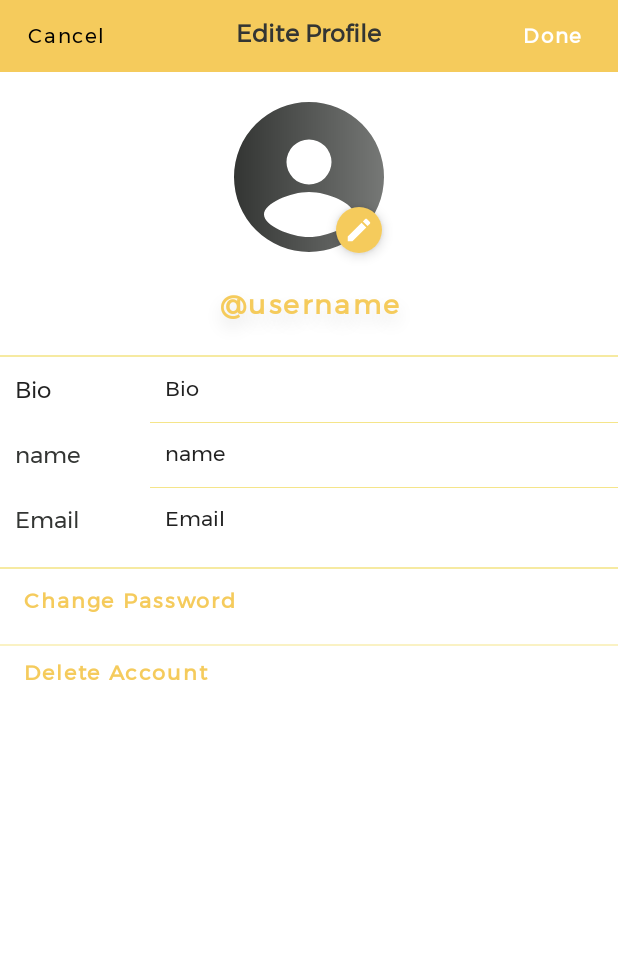
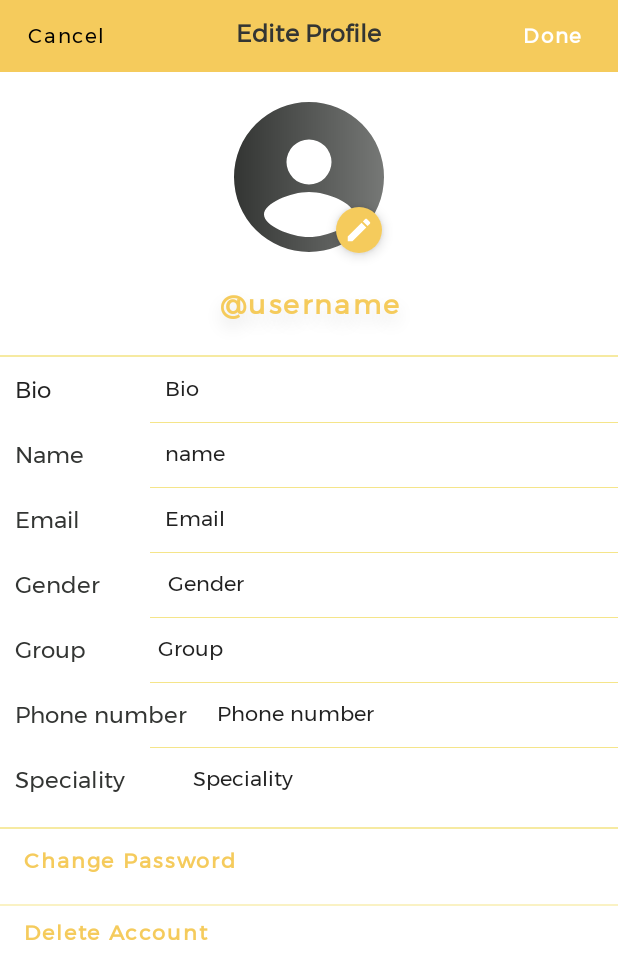
Before and after one commit to alibek228k/aiturm, an Android app: the layout fragment_edit_profile.xml on its own in the app's theme, with its tools: preview values and no code run, on a phone screen of 412 x 824 dp. Shown: the top 979 px of the screen. Run offline under Robolectric (Android 15) with nearby library versions, the phone set to English and light mode, and no system bars; Roboto replaces fonts that are not available here.

Commit message:
update user edit user profie fragment

```diff
--- a/app/src/main/java/kz/devs/aiturm/ChangeBioDialogFragment.java
+++ b/app/src/main/java/kz/devs/aiturm/ChangeBioDialogFragment.java
@@ -74,7 +74,7 @@ public class ChangeBioDialogFragment extends DialogFragment {
     public void onAttach(@NonNull @NotNull Context context) {
         super.onAttach(context);
         try {
-            changedBioChangeCallback =(BioChangeCallback) getTargetFragment();
+            changedBioChangeCallback = (BioChangeCallback) getTargetFragment();
 
         } catch (Exception e) {
             Toast.makeText(getContext(),e.getMessage(),Toast.LENGTH_LONG).show();
--- a/app/src/main/java/kz/devs/aiturm/ChattingActivity.java
+++ b/app/src/main/java/kz/devs/aiturm/ChattingActivity.java
@@ -485,17 +485,27 @@ public class ChattingActivity extends AppCompatActivity {
 
         StorageReference filePathName = storageReference.child(Config.privateChatImages).child(image.getLastPathSegment()
                 + System.currentTimeMillis());
-        // put the encrypted image to firebase storage
-        // the key must be stored in the real time database
 
 
         filePathName.putBytes(byteArray).addOnCompleteListener(task -> {
             chosenImage=null;
             if (task.isSuccessful()) {
+                Toast.makeText(this, "", Toast.LENGTH_SHORT).show();
                 progressDialog.dismiss();
                 imageUrl = task.getResult().getMetadata().getReference().getPath();
+                selectedImageView.setVisibility(View.GONE);
+                imageTextView.setVisibility(View.GONE);
+                addImage.setVisibility(View.VISIBLE);
+                messageBody.setVisibility(View.VISIBLE);
                 addToRealTimeDataBase(imageUrl);
             }
+        }).addOnFailureListener(e -> {
+            selectedImageView.setVisibility(View.GONE);
+            imageTextView.setVisibility(View.GONE);
+            addImage.setVisibility(View.VISIBLE);
+            messageBody.setVisibility(View.VISIBLE);
+            progressDialog.dismiss();
+            e.printStackTrace();
         });
 
     }
--- a/app/src/main/java/kz/devs/aiturm/EditProfileDialogFragment.java
+++ b/app/src/main/java/kz/devs/aiturm/EditProfileDialogFragment.java
@@ -62,7 +62,7 @@ public class EditProfileDialogFragment extends DialogFragment implements ChangeB
 
     private View v;
     private ImageView profileImage;
-    private TextView nameTxtView, emailTxtView, bioTxt;
+    private TextView nameTxtView, emailTxtView, bioTxt, genderTextView, groupTextView, phoneNumberTextView, specialityTextView;
     private FirebaseAuth mAuth;
     private DatabaseReference rootRef;
     private StorageReference storageRef;
@@ -107,6 +107,10 @@ public class EditProfileDialogFragment extends DialogFragment implements ChangeB
         ImageButton editImage = v.findViewById(R.id.change_profile_picture);
         nameTxtView = v.findViewById(R.id.edit_username);
         emailTxtView = v.findViewById(R.id.edit_email);
+        genderTextView = v.findViewById(R.id.edit_gender);
+        groupTextView = v.findViewById(R.id.edit_group);
+        phoneNumberTextView = v.findViewById(R.id.edit_phone_number);
+        specialityTextView = v.findViewById(R.id.edit_specialization);
         changeUserNameButton = v.findViewById(R.id.change_username_button);
         Button changePassword = v.findViewById(R.id.change_password);
         bioTxt = v.findViewById(R.id.edit_bio);
@@ -322,6 +326,15 @@ public class EditProfileDialogFragment extends DialogFragment implements ChangeB
             nameTxtView.setText(user.getName());
             changeUserNameButton.setText("@" + user.getUsername());
             emailTxtView.setText(user.getEmail());
+            var gender = user.getGender();
+            if (gender == User.Gender.MALE){
+                genderTextView.setText(getString(R.string.gender_select_male));
+            }else if (gender == User.Gender.FEMALE){
+                genderTextView.setText(getString(R.string.gender_select_female));
+            }
+            groupTextView.setText(user.getGroup());
+            phoneNumberTextView.setText(user.getPhoneNumber());
+            specialityTextView.setText(user.getSpecialization());
             if (user.getImage() != null) {
                 GlideApp.with(getActivity().getApplicationContext())
                         .load(user.getImage())
--- a/app/src/main/java/kz/devs/aiturm/UserSearchFragment.java
+++ b/app/src/main/java/kz/devs/aiturm/UserSearchFragment.java
@@ -45,7 +45,6 @@ public class UserSearchFragment extends Fragment {
     @Override
     public View onCreateView(LayoutInflater inflater, ViewGroup container,
                              Bundle savedInstanceState) {
-        // Inflate the layout for this fragment
         v =   inflater.inflate(R.layout.fragment_user_search, container, false);
         Query query = rootRef.child(Config.users).orderByChild(Config.username);
         query.addListenerForSingleValueEvent(new ValueEventListener() {
--- a/app/src/main/res/layout/fragment_edit_profile.xml
+++ b/app/src/main/res/layout/fragment_edit_profile.xml
@@ -87,10 +87,8 @@
         android:background="@android:color/transparent"
         android:shadowRadius="15"
         android:shadowColor="@color/veryLightGrey"
-        android:shadowDy="9"
+        android:shadowDy="9" />
 
-
-        />
     <View
         android:id="@+id/line_below_user_name"
         android:layout_width="match_parent"
@@ -98,7 +96,8 @@
         android:layout_below="@id/change_username_button"
         android:layout_marginTop="10dp"
         android:alpha="0.8"
-            android:background="@color/lowerGradientColorForLoginBackground"/>
+        android:background="@color/lowerGradientColorForLoginBackground" />
+
     <LinearLayout
         android:id="@+id/bio_linear"
         android:layout_width="match_parent"
@@ -142,7 +141,7 @@
                 android:layout_width="wrap_content"
                 android:minWidth="50dp"
                 android:layout_height="wrap_content"
-                android:text="name"
+                android:text="Name"
                 android:textColor="@color/jetBlack"
                 android:textSize="15sp"/>
 
@@ -183,15 +182,134 @@
                 android:layout_gravity="center_horizontal"
                 android:text="Email"
                 android:textSize="14sp"
-                android:lines="1"
-                />
+                android:lines="1" />
+        </LinearLayout>
+    <View
+        android:layout_width="match_parent"
+        android:layout_height="0.5dp"
+        android:background="@color/lowerGradientColorForLoginBackground"
+        android:layout_below="@id/email_linear"
+        android:layout_marginLeft="100dp"/>
+    <LinearLayout
+        android:layout_below="@id/email_linear"
+        android:id="@+id/gender_linear"
+        android:layout_width="match_parent"
+        android:layout_height="wrap_content"
+        android:layout_margin="10dp">
+        <TextView
+            android:layout_width="wrap_content"
+            android:layout_height="wrap_content"
+            android:minWidth="50dp"
+            android:text="@string/gender"
+            android:textSize="15sp"
+            android:textColor="@color/jetBlack"/>
+        <TextView
+            android:id="@+id/edit_gender"
+            android:layout_width="match_parent"
+            android:layout_height="wrap_content"
+            android:layout_marginLeft="45dp"
+            android:layout_gravity="center_horizontal"
+            android:text="@string/gender"
+            android:textSize="14sp"
+            android:lines="1" />
+    </LinearLayout>
+
+    <View
+        android:layout_width="match_parent"
+        android:layout_height="0.5dp"
+        android:background="@color/lowerGradientColorForLoginBackground"
+        android:layout_below="@id/gender_linear"
+        android:layout_marginLeft="100dp"/>
+    <LinearLayout
+        android:layout_below="@id/gender_linear"
+        android:id="@+id/group_linear"
+        android:layout_width="match_parent"
+        android:layout_height="wrap_content"
+        android:layout_margin="10dp">
+        <TextView
+            android:layout_width="wrap_content"
+            android:layout_height="wrap_content"
+            android:minWidth="50dp"
+            android:text="@string/group"
+            android:textSize="15sp"
+            android:textColor="@color/jetBlack"/>
+        <TextView
+            android:id="@+id/edit_group"
+            android:layout_width="match_parent"
+            android:layout_height="wrap_content"
+            android:layout_marginLeft="45dp"
+            android:layout_gravity="center_horizontal"
+            android:text="@string/group"
+            android:textSize="14sp"
+            android:lines="1" />
+    </LinearLayout>
+
+    <View
+        android:layout_width="match_parent"
+        android:layout_height="0.5dp"
+        android:background="@color/lowerGradientColorForLoginBackground"
+        android:layout_below="@id/group_linear"
+        android:layout_marginLeft="100dp"/>
+    <LinearLayout
+        android:layout_below="@id/group_linear"
+        android:id="@+id/phone_number_linear"
+        android:layout_width="match_parent"
+        android:layout_height="wrap_content"
+        android:layout_margin="10dp">
+        <TextView
+            android:layout_width="wrap_content"
+            android:layout_height="wrap_content"
+            android:minWidth="50dp"
+            android:text="@string/phone_number"
+            android:textSize="15sp"
+            android:textColor="@color/jetBlack"/>
+        <TextView
+            android:id="@+id/edit_phone_number"
+            android:layout_width="match_parent"
+            android:layout_height="wrap_content"
+            android:layout_marginLeft="20dp"
+            android:layout_gravity="center_horizontal"
+            android:text="@string/phone_number"
+            android:textSize="14sp"
+            android:lines="1" />
+    </LinearLayout>
+
+
+    <View
+        android:layout_width="match_parent"
+        android:layout_height="0.5dp"
+        android:background="@color/lowerGradientColorForLoginBackground"
+        android:layout_below="@id/phone_number_linear"
+        android:layout_marginStart="100dp"/>
+    <LinearLayout
+        android:layout_below="@id/phone_number_linear"
+        android:id="@+id/specialization_linear"
+        android:layout_width="match_parent"
+        android:layout_height="wrap_content"
+        android:layout_margin="10dp">
+        <TextView
+            android:layout_width="wrap_content"
+            android:layout_height="wrap_content"
+            android:minWidth="50dp"
+            android:text="@string/speciality"
+            android:textSize="15sp"
+            android:textColor="@color/jetBlack"/>
+        <TextView
+            android:id="@+id/edit_specialization"
+            android:layout_width="match_parent"
+            android:layout_height="wrap_content"
+            android:layout_marginLeft="45dp"
+            android:layout_gravity="center_horizontal"
+            android:text="@string/speciality"
+            android:textSize="14sp"
+            android:lines="1" />
     </LinearLayout>
 
     <View
         android:id="@+id/line_below_email"
         android:layout_width="match_parent"
         android:layout_height="1dp"
-            android:layout_below="@id/email_linear"
+        android:layout_below="@id/specialization_linear"
         android:layout_marginTop="10dp"
         android:alpha="0.8"
         android:background="@color/lowerGradientColorForLoginBackground"/>
@@ -230,4 +348,5 @@
         android:textSize="14sp"
         android:typeface="normal">
     </com.google.android.material.button.MaterialButton>
+
     </RelativeLayout>
```
Lines whose indentation alone changed are shown as unchanged.
